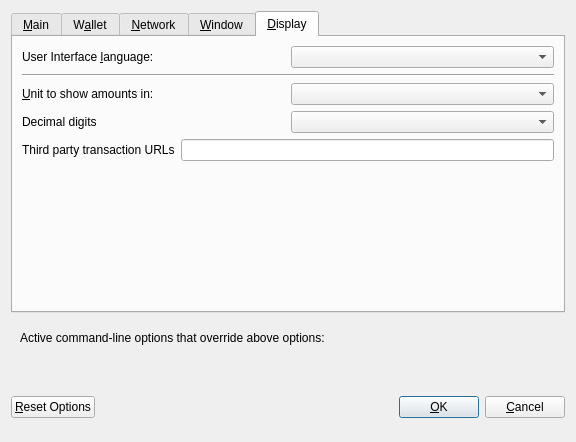
Above: src/qt/forms/optionsdialog.ui from hashplatform/HASH before the change. Below: the same form after it.
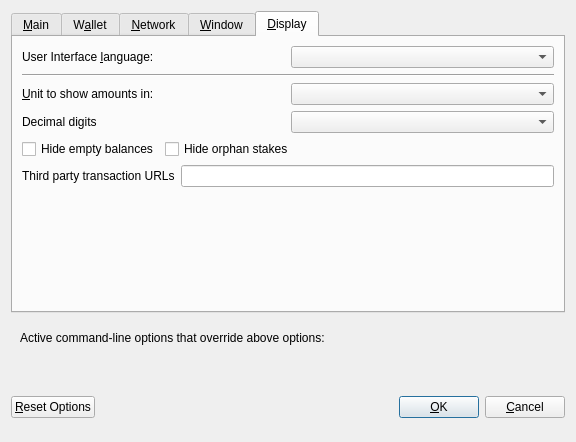
That is the form after the change. The open tabs and pages were chosen to show the change. Custom widgets are drawn as their Qt base class.

```diff
--- a/src/qt/forms/optionsdialog.ui
+++ b/src/qt/forms/optionsdialog.ui
@@ -457,6 +457,46 @@
          </item>
         </layout>
        </item>
+       <item>
+        <layout class="QHBoxLayout" name="horizontalLayout_4_Display">
+         <item>
+          <widget class="QCheckBox" name="checkBoxHideZeroBalances">
+           <property name="toolTip">
+            <string>Hide empty balances</string>
+           </property>
+           <property name="layoutDirection">
+            <enum>Qt::LeftToRight</enum>
+           </property>
+           <property name="text">
+            <string>Hide empty balances</string>
+           </property>
+          </widget>
+         </item>
+         <item>
+          <widget class="QCheckBox" name="checkBoxHideOrphans">
+           <property name="toolTip">
+            <string>Hide orphan stakes in transaction lists</string>
+           </property>
+           <property name="text">
+            <string>Hide orphan stakes</string>
+           </property>
+          </widget>
+         </item>
+         <item>
+          <spacer name="horizontalSpacer">
+           <property name="orientation">
+            <enum>Qt::Horizontal</enum>
+           </property>
+           <property name="sizeHint" stdset="0">
+            <size>
+             <width>40</width>
+             <height>20</height>
+            </size>
+           </property>
+          </spacer>
+         </item>
+        </layout>
+       </item>
        <item>
         <layout class="QHBoxLayout" name="horizontalLayout_3_Display">
          <item>
```
Left out of the diff: 2 changed lines with no effect on the pictures.
